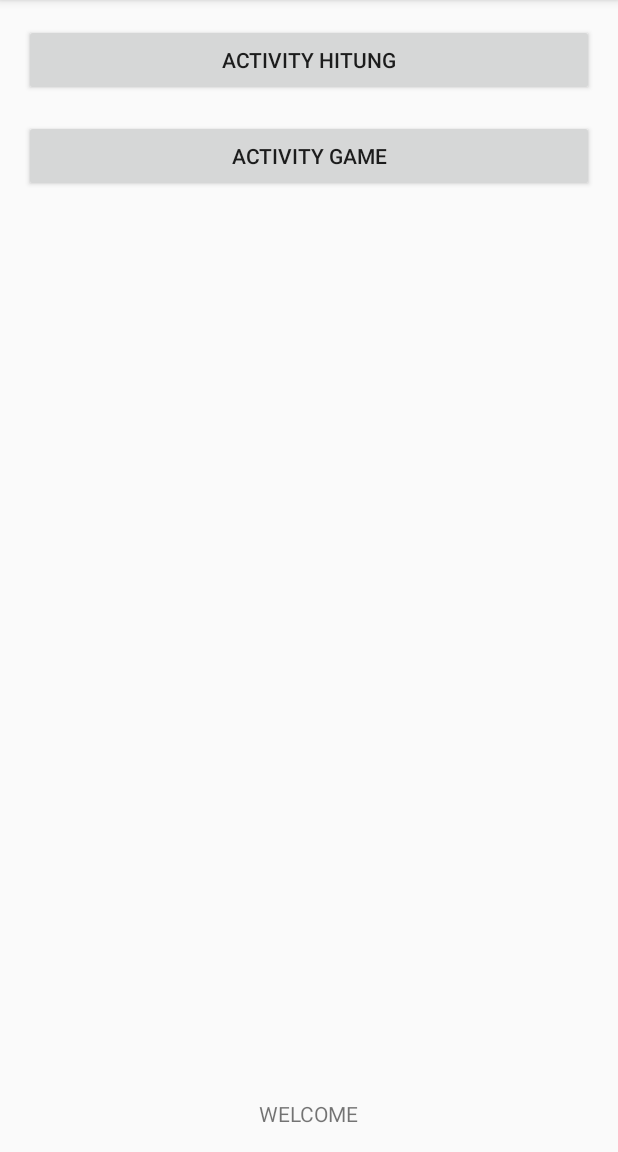
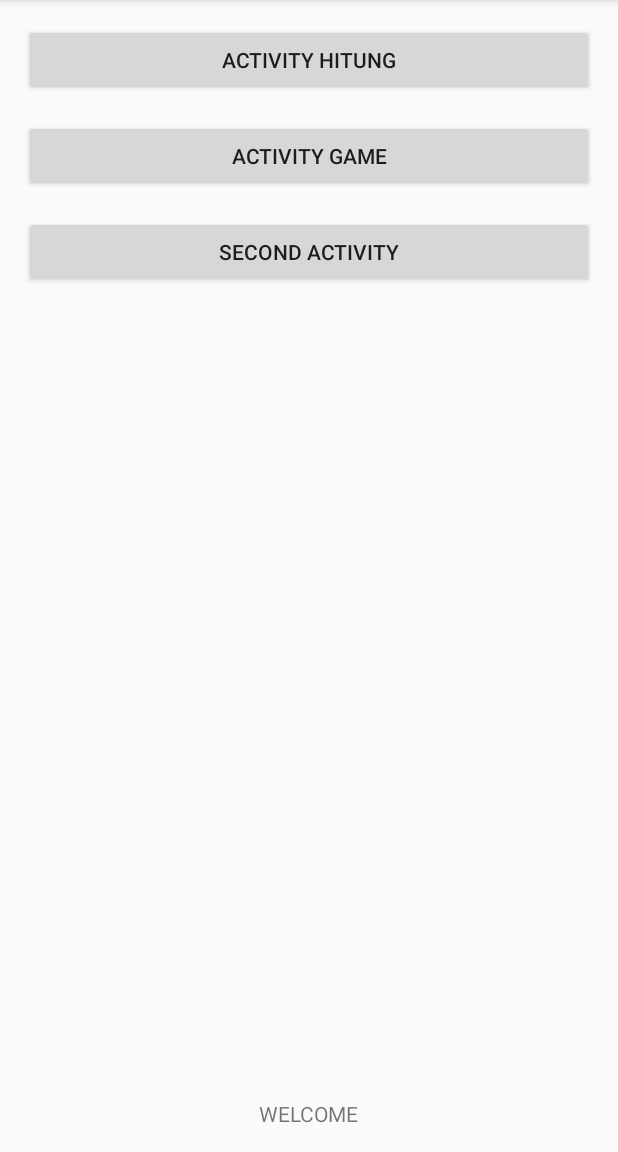
Before and after one commit to ridhodelpierro/KudelCooper172, an Android app: the screen it shows after launch (MainActivity), on a phone screen of 412 x 824 dp, the part 84-1236 px from its top. Run offline under Robolectric (Android 15) with nearby library versions, the phone set to English and light mode, and no system bars.

```diff
--- a/app/src/main/AndroidManifest.xml
+++ b/app/src/main/AndroidManifest.xml
@@ -9,7 +9,8 @@
         android:roundIcon="@mipmap/ic_launcher_round"
         android:supportsRtl="true"
         android:theme="@style/AppTheme">
-        <activity android:name=".GameActivity"></activity>
+        <activity android:name=".SecondActivity"></activity>
+        <activity android:name=".GameActivity" />
         <activity android:name=".HitungActivity" />
         <activity android:name=".Main2Activity" />
         <activity android:name=".MainActivity">
--- a/app/src/main/java/com/example/kudelcooper17/MainActivity.kt
+++ b/app/src/main/java/com/example/kudelcooper17/MainActivity.kt
@@ -32,5 +32,11 @@ class MainActivity : AppCompatActivity() {
             val intent = Intent(this@MainActivity,GameActivity::class.java)
             startActivity(intent)
         }
+        btSecondActivity.setOnClickListener {
+            val intent = Intent(this@MainActivity,SecondActivity::class.java)
+            intent.putExtra("Nama","R.Del Pierro.N")
+            intent.putExtra("Kelas","NON-Reguler")
+            startActivity(intent)
+        }
     }
 }
--- a/app/src/main/res/layout/activity_main.xml
+++ b/app/src/main/res/layout/activity_main.xml
@@ -2,6 +2,7 @@
 <androidx.constraintlayout.widget.ConstraintLayout xmlns:android="http://schemas.android.com/apk/res/android"
     xmlns:app="http://schemas.android.com/apk/res-auto"
     xmlns:tools="http://schemas.android.com/tools"
+    android:id="@+id/btSecondActivity"
     android:layout_width="match_parent"
     android:layout_height="match_parent"
     tools:context=".MainActivity">
@@ -48,4 +49,18 @@
         app:layout_constraintStart_toStartOf="parent"
         app:layout_constraintTop_toBottomOf="@+id/button1" />
 
+    <Button
+        android:id="@+id/btSecondActivity"
+        android:layout_width="0dp"
+        android:layout_height="wrap_content"
+        android:layout_marginStart="16dp"
+        android:layout_marginLeft="16dp"
+        android:layout_marginTop="16dp"
+        android:layout_marginEnd="16dp"
+        android:layout_marginRight="16dp"
+        android:text="Second Activity"
+        app:layout_constraintEnd_toEndOf="parent"
+        app:layout_constraintStart_toStartOf="parent"
+        app:layout_constraintTop_toBottomOf="@+id/button2" />
+
 </androidx.constraintlayout.widget.ConstraintLayout>
```
Also changed, not shown: app/src/main/java/com/example/kudelcooper17/GameActivity.kt (+23 -8 lines), app/src/main/java/com/example/kudelcooper17/SecondActivity.kt (added, +18 -0 lines), app/src/main/res/layout/activity_second.xml (added, +32 -0 lines).
